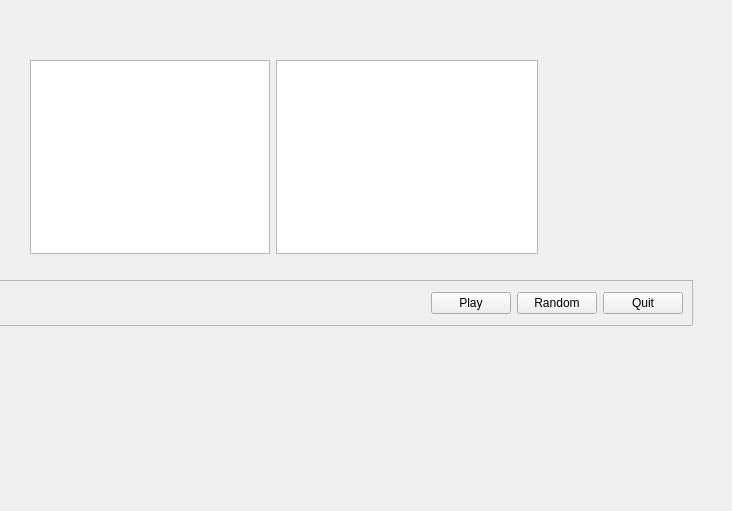
First picture: the form in src/ui/newform.ui, repository tomblackshaw/palpac, before the edit.
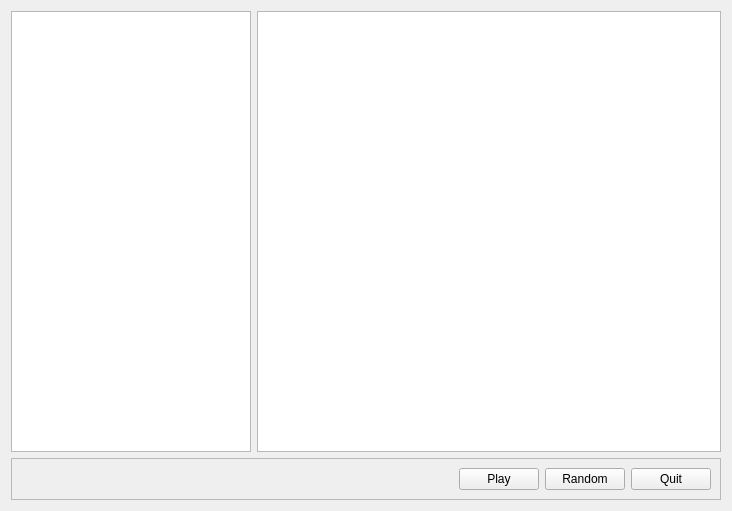
Second picture: the form after the edit.

```diff
--- a/src/ui/newform.ui
+++ b/src/ui/newform.ui
@@ -13,15 +13,8 @@
   <property name="windowTitle">
    <string>Form</string>
   </property>
-  <widget class="QWidget" name="layoutWidget">
-   <property name="geometry">
-    <rect>
-     <x>30</x>
-     <y>60</y>
-     <width>508</width>
-     <height>194</height>
-    </rect>
-   </property>
+  <layout class="QGridLayout" name="gridLayout_2">
+   <item row="0" column="0">
    <layout class="QHBoxLayout" name="a_horizontalLayout">
     <item>
      <widget class="QTableWidget" name="tableWidget">
@@ -37,16 +30,9 @@
      <widget class="QPlainTextEdit" name="plainTextEdit"/>
     </item>
    </layout>
-  </widget>
+   </item>
+   <item row="1" column="0">
   <widget class="QFrame" name="frame">
-   <property name="geometry">
-    <rect>
-     <x>-10</x>
-     <y>280</y>
-     <width>703</width>
-     <height>46</height>
-    </rect>
-   </property>
    <property name="frameShape">
     <enum>QFrame::StyledPanel</enum>
    </property>
@@ -90,6 +76,8 @@
     </item>
    </layout>
   </widget>
+   </item>
+  </layout>
  </widget>
  <resources/>
  <connections/>
```
Lines whose indentation alone changed are shown as unchanged.
